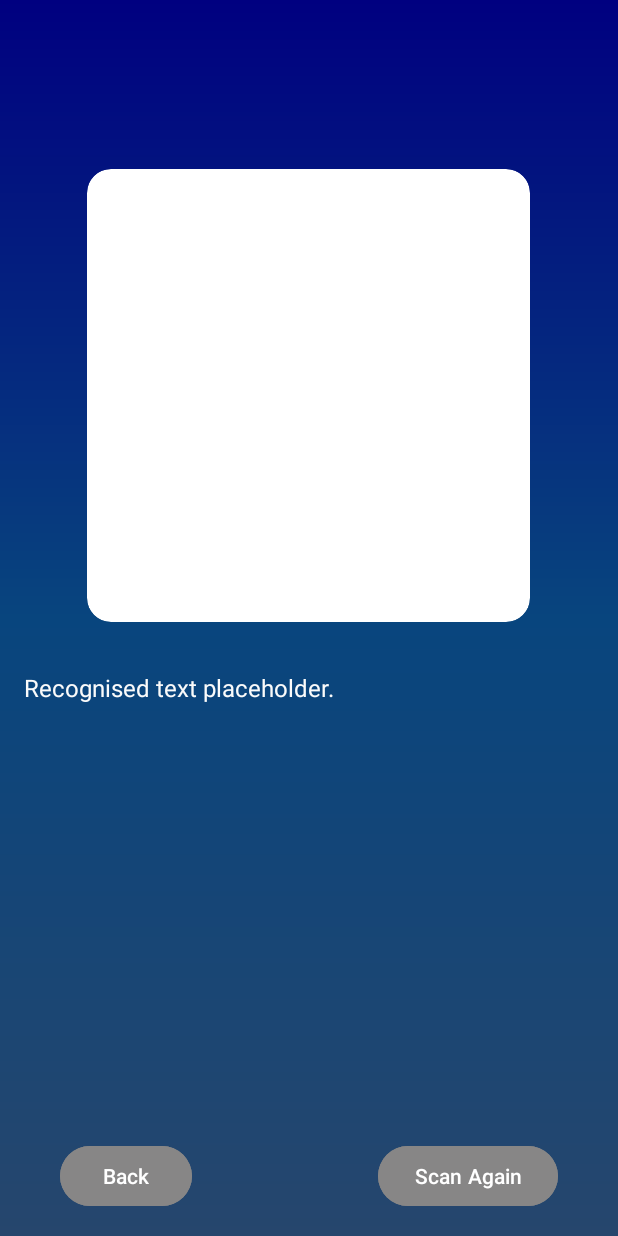
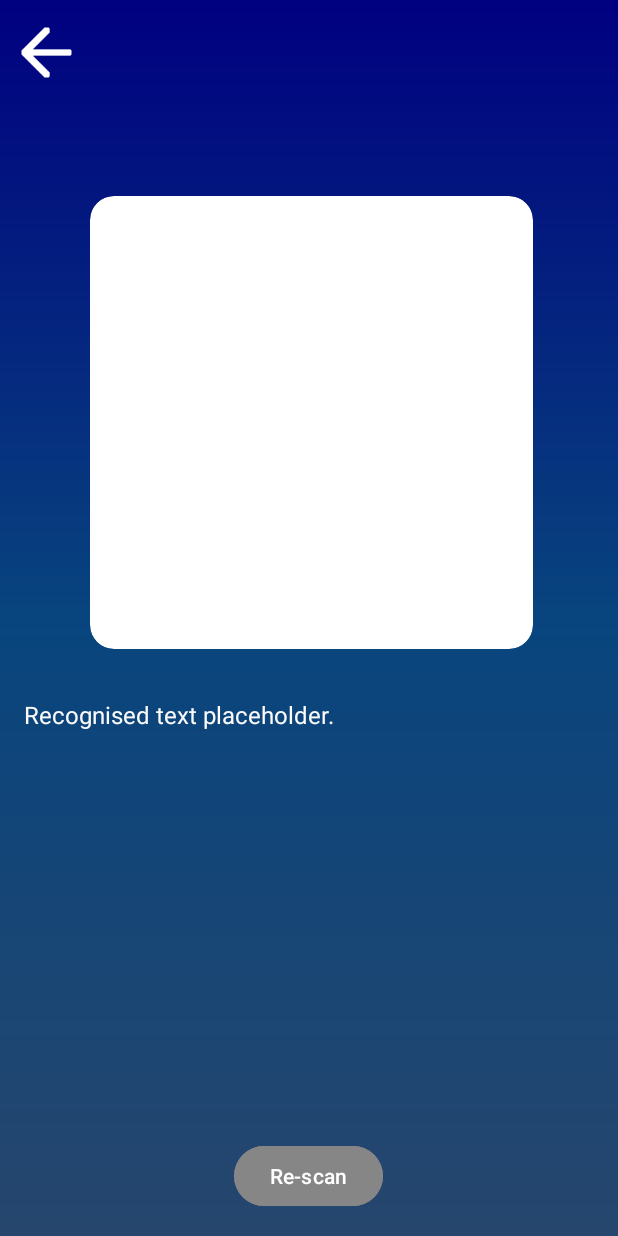
Before and after one commit to AntoOfo/Vocalise, an Android app: the TTSDisplayActivity screen opened directly, with no data from a screen before it, on a phone screen of 412 x 824 dp. Run offline under Robolectric (Android 15) with nearby library versions, the phone set to English and light mode, and no system bars; our stand-ins replace Dagger/Hilt's generated code; libraries missing offline, so code that uses them is left out: com.google.mlkit.vision; Roboto replaces fonts that are not available here.

Commit message:
xml change in activity_ttsdisplay.xml, back button changed to arrow imageview in top right

```diff
--- a/app/src/main/java/com/example/vocalise/TTSDisplayActivity.kt
+++ b/app/src/main/java/com/example/vocalise/TTSDisplayActivity.kt
@@ -61,7 +61,7 @@ class TTSDisplayActivity : AppCompatActivity() {
         // ui elements
         recogText = findViewById(R.id.recogText)
         recogImage = findViewById(R.id.recogImage)
-        val backBtn = findViewById<Button>(R.id.backBtn)
+        val backBtn = findViewById<ImageView>(R.id.backBtn)
         val scanBtn = findViewById<Button>(R.id.scanBtn)
 
         // passed on data from mainactivity
--- a/app/src/main/res/layout/activity_ttsdisplay.xml
+++ b/app/src/main/res/layout/activity_ttsdisplay.xml
@@ -12,26 +12,26 @@
         android:id="@+id/recogImage"
         android:layout_width="302dp"
         android:layout_height="295dp"
-        android:layout_marginTop="116dp"
+        android:layout_marginTop="68dp"
+        android:background="@drawable/curved_corners"
+        android:clipToOutline="true"
         android:rotation="90"
+        android:scaleType="centerCrop"
         app:layout_constraintEnd_toEndOf="parent"
-        app:layout_constraintHorizontal_bias="0.495"
+        app:layout_constraintHorizontal_bias="0.513"
         app:layout_constraintStart_toStartOf="parent"
-        app:layout_constraintTop_toTopOf="parent"
-        android:scaleType="centerCrop"
-        tools:srcCompat="@tools:sample/avatars"
-        android:background="@drawable/curved_corners"
-        android:clipToOutline="true"/>
+        app:layout_constraintTop_toBottomOf="@+id/backBtn"
+        tools:srcCompat="@tools:sample/avatars" />
 
     <ScrollView
         android:id="@+id/scrollView"
         android:layout_width="0dp"
         android:layout_height="0dp"
         android:fillViewport="true"
-        app:layout_constraintTop_toBottomOf="@id/recogImage"
         app:layout_constraintBottom_toBottomOf="parent"
+        app:layout_constraintEnd_toEndOf="parent"
         app:layout_constraintStart_toStartOf="parent"
-        app:layout_constraintEnd_toEndOf="parent">
+        app:layout_constraintTop_toBottomOf="@id/recogImage">
 
         <LinearLayout
             android:layout_width="match_parent"
@@ -55,26 +55,29 @@
 
         android:layout_width="0dp"
         android:layout_height="wrap_content"
+        android:gravity="center"
         android:orientation="horizontal"
-        android:gravity="center"
         android:padding="16dp"
         app:layout_constraintBottom_toBottomOf="parent"
-        app:layout_constraintStart_toStartOf="parent"
-        app:layout_constraintEnd_toEndOf="parent">
-
-        <Button
-            android:id="@+id/backBtn"
-            android:layout_width="wrap_content"
-            android:layout_height="wrap_content"
-            android:layout_marginEnd="124dp"
-            android:backgroundTint="#878686"
-            android:text="Back" />
+        app:layout_constraintEnd_toEndOf="parent"
+        app:layout_constraintStart_toStartOf="parent">
 
         <Button
             android:id="@+id/scanBtn"
             android:layout_width="wrap_content"
             android:layout_height="wrap_content"
             android:backgroundTint="#878686"
-            android:text="Scan Again" />
+            android:text="Re-scan" />
     </LinearLayout>
+
+    <ImageView
+        android:id="@+id/backBtn"
+        android:layout_width="50dp"
+        android:layout_height="62dp"
+        android:layout_marginStart="6dp"
+        android:layout_marginTop="4dp"
+        android:rotationY="-180"
+        app:layout_constraintStart_toStartOf="parent"
+        app:layout_constraintTop_toTopOf="parent"
+        app:srcCompat="@drawable/arrow" />
 </androidx.constraintlayout.widget.ConstraintLayout>
```
Also changed, not shown: app/src/main/res/drawable/arrow.png (added).
